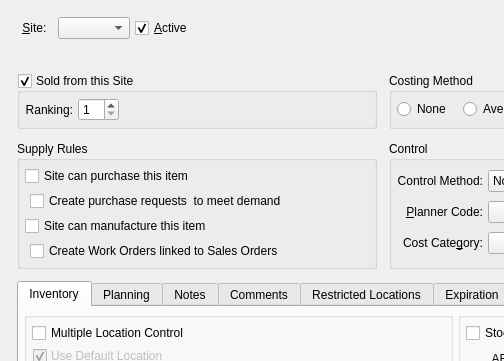
Above: xtuple/trunk/guiclient/itemSite.ui from WooodHead/xtuple before the change; both pictures show x 0 to 504 and y 0 to 361 of the 800 by 605 pixel window. Below: the same form after it.
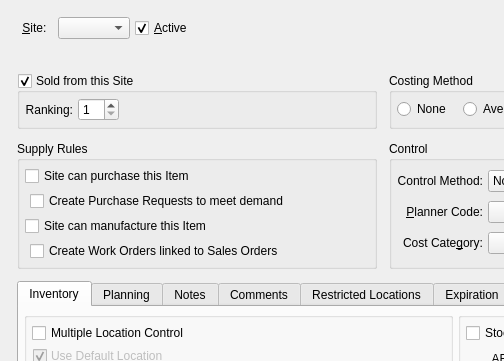
That is the form after the change. Custom widgets are drawn as their Qt base class.

Commit message: Issue #8273:touch up labels

Diff of the .ui file:
```diff
--- a/xtuple/trunk/guiclient/itemSite.ui
+++ b/xtuple/trunk/guiclient/itemSite.ui
@@ -292,7 +292,7 @@
         <item row="0" column="0" >
          <widget class="QCheckBox" name="_poSupply" >
           <property name="text" >
-           <string>Site can purchase this item</string>
+           <string>Site can purchase this Item</string>
           </property>
          </widget>
         </item>
@@ -317,7 +317,7 @@
           <item>
            <widget class="QCheckBox" name="_createPr" >
             <property name="text" >
-             <string>Create purchase requests  to meet demand</string>
+             <string>Create Purchase Requests to meet demand</string>
             </property>
            </widget>
           </item>
@@ -326,7 +326,7 @@
         <item row="2" column="0" >
          <widget class="QCheckBox" name="_woSupply" >
           <property name="text" >
-           <string>Site can manufacture this item</string>
+           <string>Site can manufacture this Item</string>
           </property>
          </widget>
         </item>
```
The commit also changes 1 other file.
